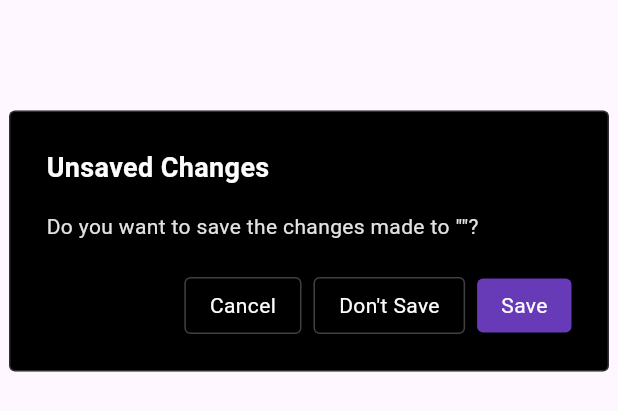
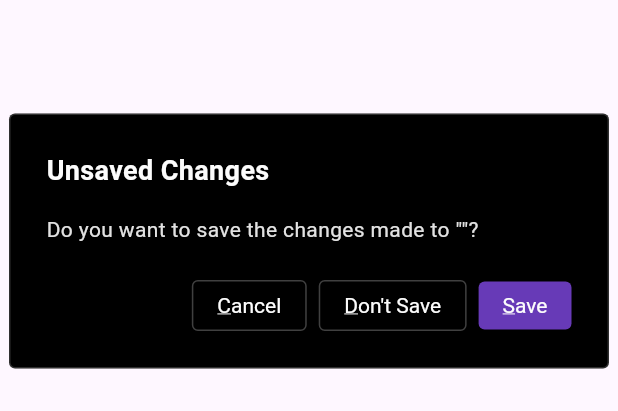
Before and after one commit to scarryaa/meteor, a Flutter app: the UnsavedChangesDialogWidget widget shown alone on an empty page, opened directly with empty values, on a phone screen of 412 x 824 dp. Shown: the part 377-788 px from the top of the screen. Run offline on Flutter 3.47's test engine with Material 3 defaults, Android fonts, the light colour scheme and no system bars; our stand-ins replace file_picker, flutter_hooks, freezed_annotation, hooks_riverpod, riverpod_annotation, shared_preferences; missing offline and left inert: bitsdojo_window; accounts and stored records are empty; generated files the repository leaves out were written again.

Commit message:
Add keyboard shortcuts to unsaved changes dialog

```diff
--- a/lib/features/dialogs/unsaved_changes_dialog/widgets/unsaved_changes_dialog_widget.dart
+++ b/lib/features/dialogs/unsaved_changes_dialog/widgets/unsaved_changes_dialog_widget.dart
@@ -1,4 +1,5 @@
 import 'package:flutter/material.dart';
+import 'package:flutter/services.dart';
 import 'package:meteor/features/dialogs/unsaved_changes_dialog/models/dialog_button.type.dart';
 
 class UnsavedChangesDialogWidget extends StatelessWidget {
@@ -15,9 +16,36 @@ class UnsavedChangesDialogWidget extends StatelessWidget {
   final VoidCallback onDiscard;
   final VoidCallback onCancel;
 
+  KeyEventResult _handleKeyEvent(FocusNode node, KeyEvent event) {
+    if (!node.hasFocus) return KeyEventResult.ignored;
+    if (event is! KeyDownEvent && event is! KeyRepeatEvent) {
+      return KeyEventResult.ignored;
+    }
+
+    switch (event.logicalKey) {
+      case LogicalKeyboardKey.keyC:
+        // Cancel
+        onCancel();
+        return KeyEventResult.handled;
+      case LogicalKeyboardKey.keyD:
+        // Don't save
+        onDiscard();
+        return KeyEventResult.handled;
+      case LogicalKeyboardKey.keyS:
+        // Save
+        onSave();
+        return KeyEventResult.handled;
+    }
+
+    return KeyEventResult.ignored;
+  }
+
   @override
   Widget build(BuildContext context) {
-    return Material(
+    return Focus(
+      autofocus: true,
+      onKeyEvent: (node, event) => _handleKeyEvent(node, event),
+      child: Material(
         color: Colors.transparent,
         child: Center(
           child: Container(
@@ -43,7 +71,10 @@ class UnsavedChangesDialogWidget extends StatelessWidget {
                 const SizedBox(height: 16),
                 Text(
                   'Do you want to save the changes made to "$fileName"?',
-                style: TextStyle(color: const Color(0xE5FCFCFC), fontSize: 14),
+                  style: TextStyle(
+                    color: const Color(0xE5FCFCFC),
+                    fontSize: 14,
+                  ),
                 ),
                 const SizedBox(height: 24),
                 Row(
@@ -69,6 +100,7 @@ class UnsavedChangesDialogWidget extends StatelessWidget {
                   ],
                 ),
               ],
+            ),
           ),
         ),
       ),
@@ -134,9 +166,26 @@ class _DialogButtonState extends State<_DialogButton> {
                     ? Border.all(color: const Color(0x40FFFFFF))
                     : null,
           ),
-          child: Text(
-            widget.label,
-            style: TextStyle(color: const Color(0xFFFCFCFC), fontSize: 14),
+          child: RichText(
+            text: TextSpan(
+              children: [
+                TextSpan(
+                  text: widget.label[0],
+                  style: TextStyle(
+                    color: const Color(0xFFFCFCFC),
+                    fontSize: 14,
+                    decoration: TextDecoration.underline,
+                  ),
+                ),
+                TextSpan(
+                  text: widget.label.substring(1),
+                  style: TextStyle(
+                    color: const Color(0xFFFCFCFC),
+                    fontSize: 14,
+                  ),
+                ),
+              ],
+            ),
           ),
         ),
       ),
```
Lines whose indentation alone changed are shown as unchanged.
